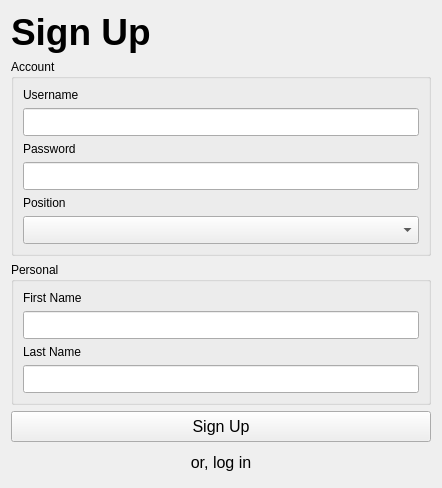
Old version of the form SignUpWindow.ui in the repository peterbucci/PersonalFinanceManager.
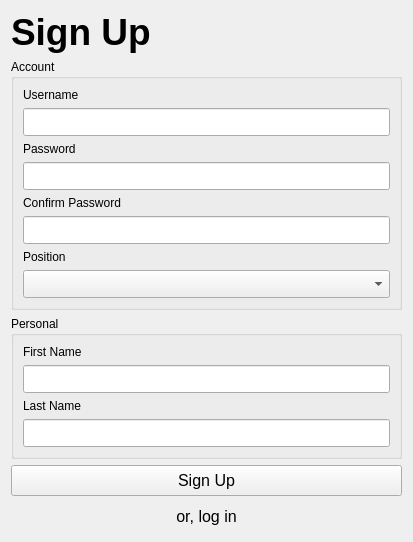
New version of the form.

Commit message: feat(settings, signup): add password hashing and improve validation

Patch:
```diff
--- a/SignUpWindow.ui
+++ b/SignUpWindow.ui
@@ -6,8 +6,8 @@
    <rect>
     <x>0</x>
     <y>0</y>
-    <width>442</width>
-    <height>391</height>
+    <width>413</width>
+    <height>520</height>
    </rect>
   </property>
   <property name="windowTitle">
@@ -76,6 +76,23 @@
         </property>
        </widget>
       </item>
+      <item>
+       <widget class="QLabel" name="label_6">
+        <property name="text">
+         <string>Confirm Password</string>
+        </property>
+       </widget>
+      </item>
+      <item>
+       <widget class="QLineEdit" name="confirmPasswordLineEdit">
+        <property name="styleSheet">
+         <string notr="true">padding: 5px;</string>
+        </property>
+        <property name="echoMode">
+         <enum>QLineEdit::EchoMode::Password</enum>
+        </property>
+       </widget>
+      </item>
       <item>
        <widget class="QLabel" name="label_5">
         <property name="text">
```
The commit also changes 16 other files.
